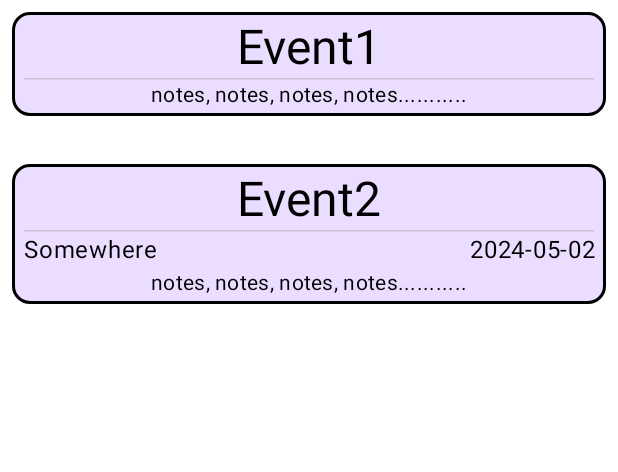
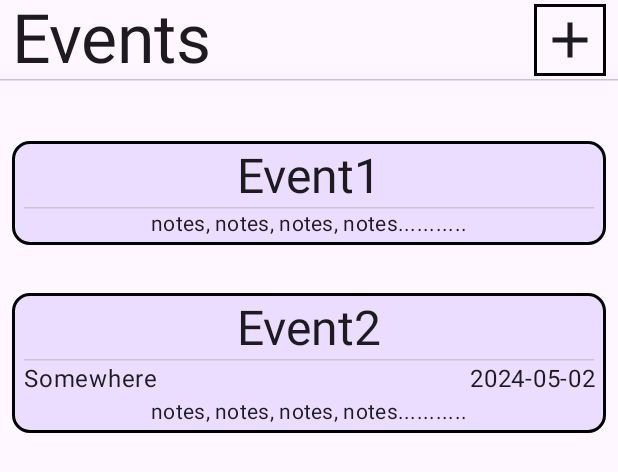
Before and after one commit to LuciaSochorova/PackAssist, an Android app built with Jetpack Compose: the @Preview function EventsListsPreview, on a phone screen of 412 x 824 dp. Shown: the top 472 px of the screen. Run offline under Robolectric (Android 15) with nearby library versions, the phone set to English and light mode, and no system bars.

Commit message:
UI of EventListScreen

```diff
--- a/app/src/main/java/com/example/packassist/MainActivity.kt
+++ b/app/src/main/java/com/example/packassist/MainActivity.kt
@@ -24,7 +24,7 @@ class MainActivity : ComponentActivity() {
                     color = MaterialTheme.colorScheme.background
 
                 ) {
-
+                    EventsListScreen()
                 }
             }
         }
--- a/app/src/main/java/com/example/packassist/ui/screens/events/EventsListScreen.kt
+++ b/app/src/main/java/com/example/packassist/ui/screens/events/EventsListScreen.kt
@@ -1,7 +1,5 @@
 package com.example.packassist.ui.screens.events
 
-import android.os.Build
-import androidx.annotation.RequiresApi
 import androidx.compose.foundation.background
 import androidx.compose.foundation.border
 import androidx.compose.foundation.clickable
@@ -10,27 +8,31 @@ import androidx.compose.foundation.layout.Column
 import androidx.compose.foundation.layout.PaddingValues
 import androidx.compose.foundation.layout.Row
 import androidx.compose.foundation.layout.Spacer
+import androidx.compose.foundation.layout.fillMaxSize
 import androidx.compose.foundation.layout.fillMaxWidth
 import androidx.compose.foundation.layout.padding
 import androidx.compose.foundation.layout.size
-import androidx.compose.foundation.layout.width
-import androidx.compose.foundation.layout.wrapContentWidth
+import androidx.compose.foundation.layout.wrapContentSize
 import androidx.compose.foundation.lazy.LazyColumn
-import androidx.compose.foundation.lazy.items
 import androidx.compose.foundation.lazy.itemsIndexed
 import androidx.compose.foundation.shape.CornerBasedShape
-import androidx.compose.foundation.shape.RoundedCornerShape
+import androidx.compose.material.icons.Icons
+import androidx.compose.material.icons.filled.Add
 import androidx.compose.material3.HorizontalDivider
+import androidx.compose.material3.Icon
+import androidx.compose.material3.IconButton
 import androidx.compose.material3.MaterialTheme
+import androidx.compose.material3.Scaffold
 import androidx.compose.material3.Text
 import androidx.compose.runtime.Composable
 import androidx.compose.ui.Alignment
 import androidx.compose.ui.Modifier
-import androidx.compose.ui.graphics.Brush
 import androidx.compose.ui.graphics.Color
+import androidx.compose.ui.res.stringResource
 import androidx.compose.ui.text.style.TextAlign
 import androidx.compose.ui.tooling.preview.Preview
 import androidx.compose.ui.unit.dp
+import com.example.packassist.R
 import com.example.packassist.data.Event
 import java.time.LocalDate
 
@@ -51,18 +53,62 @@ fun EventsListScreen(
         )
     )
 
-    LazyColumn(
-        horizontalAlignment = Alignment.CenterHorizontally,
-        contentPadding = PaddingValues(8.dp)
+    Scaffold(
+        topBar = {
+            Column {
+                Row(
+                    horizontalArrangement = Arrangement.SpaceBetween,
+                    verticalAlignment = Alignment.CenterVertically,
+                    modifier = Modifier
+                        .padding(start = 8.dp, end = 8.dp)
+                        .fillMaxWidth()
+
+
+
+                ) {
+                    Text(
+                        text = stringResource(R.string.Events_screen_name),
+                        style = MaterialTheme.typography.displayMedium,
+                    )
+                    IconButton(
+                        onClick = { /*TODO*/ },
+                        modifier = Modifier
+                            .wrapContentSize()
+                            .border(
+                                color = Color.Black,
+                                width = 2.dp
+                            )
+                    ) {
+                        Icon(
+                            Icons.Default.Add,
+                            contentDescription = stringResource(R.string.add_new_event_button_description),
+                            modifier = Modifier.fillMaxSize()
+                        )
+                    }
+                }
+                HorizontalDivider()
+            }
+
+        },
+        modifier = modifier
     ) {
+        LazyColumn(
+            horizontalAlignment = Alignment.CenterHorizontally,
+            contentPadding = PaddingValues(8.dp),
+            modifier = Modifier.padding(top = (it.calculateTopPadding() + 32.dp))
+        ) {
 
-        itemsIndexed(eventlist) { index, item ->
-            EventField(event = item, onItemClick = {
-                event -> //Navigation.current.navigate("productDetail/${event.id}
-            })
-            Spacer(modifier = modifier.size(32.dp))
+            itemsIndexed(eventlist) { index, item ->
+                EventField(
+                    event = item,
+                    onItemClick = { event -> //Navigation.current.navigate("productDetail/${event.id}
+                    })
+                Spacer(modifier = modifier.size(32.dp))
+            }
         }
+
     }
+
 
 }
 
@@ -87,7 +133,6 @@ fun EventField(
                 shape = shape
             )
             .padding(start = 8.dp, end = 8.dp, bottom = 4.dp, top = 4.dp)
-
 
 
     ) {
--- a/app/src/main/res/values/strings.xml
+++ b/app/src/main/res/values/strings.xml
@@ -1,3 +1,5 @@
 <resources>
     <string name="app_name">PackAssist</string>
+    <string name="Events_screen_name">Events</string>
+    <string name="add_new_event_button_description">Add new event button</string>
 </resources>
```
